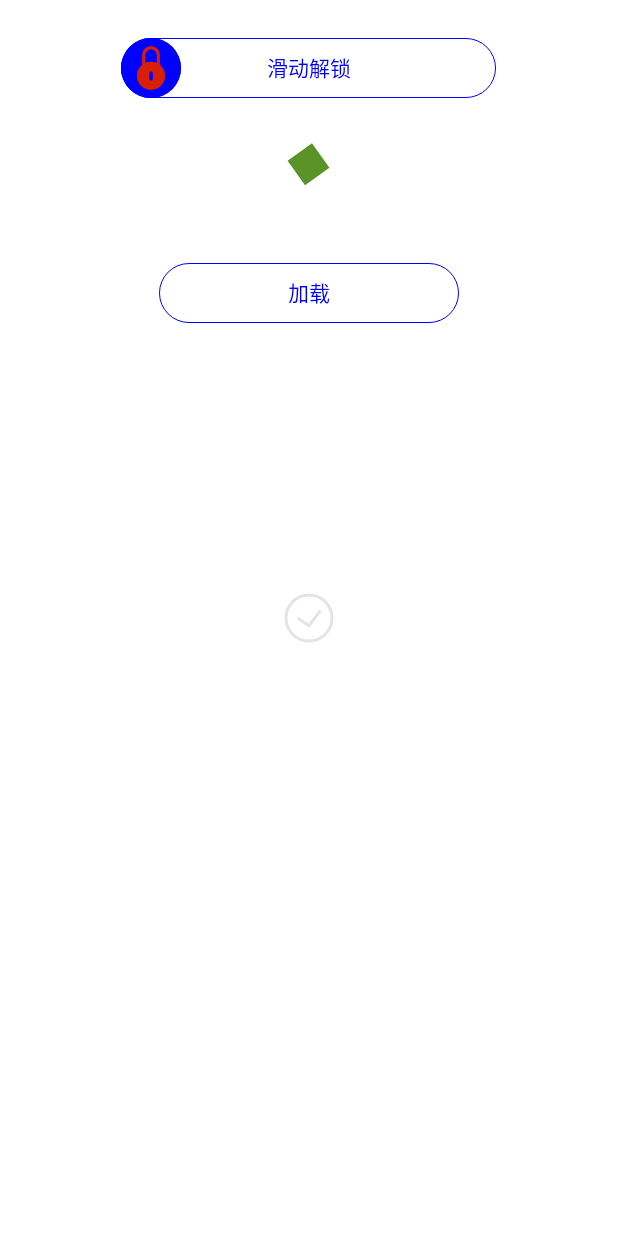
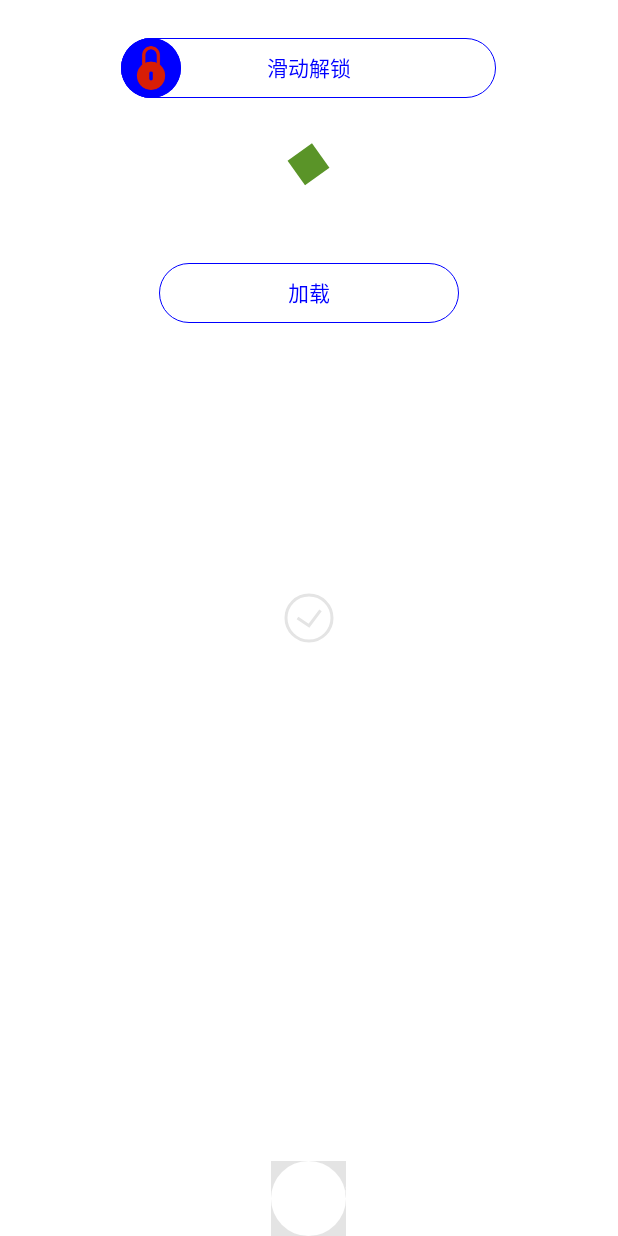
Before and after one commit to yanjuntext/MyView, an Android app: the screen it shows after launch (MainActivity), on a phone screen of 412 x 824 dp. Run offline under Robolectric (Android 15) with nearby library versions, the phone set to English and light mode, and no system bars.

Commit message:
# 1、增加SlideCloseView 下滑退出当前Activity

```diff
--- a/app/build.gradle
+++ b/app/build.gradle
@@ -41,4 +41,7 @@ dependencies {
     androidTestImplementation 'androidx.test:runner:1.2.0'
     androidTestImplementation 'androidx.test.espresso:espresso-core:3.2.0'
     implementation project(path: ':base')
+
+    //photoView
+    implementation 'com.github.chrisbanes:PhotoView:2.3.0'
 }
--- /dev/null
+++ b/app/src/main/java/com/wyj/widget/VideoShinyView.kt
@@ -0,0 +1,148 @@
+package com.wyj.widget
+
+import android.animation.AnimatorSet
+import android.animation.ValueAnimator
+import android.content.Context
+import android.graphics.*
+import android.util.AttributeSet
+import android.util.TypedValue
+import android.view.View
+import androidx.core.animation.doOnEnd
+
+/**
+ *
+ *@author abc
+ *@time 2020/5/10 14:18
+ */
+class VideoShinyView : View {
+
+    private val DEFAULT_SIZE = 80f
+
+    private var mBitmap: Bitmap? = null
+    private var mBitmapCanvas: Canvas? = null
+    private val mPaint by lazy {
+        Paint().also {
+            it.isAntiAlias = true
+//        it.color = Color.RED
+            it.color = Color.parseColor("#E4E4E4")
+            it.style = Paint.Style.FILL
+        }
+
+    }
+    private val msPaint by lazy {
+        Paint().also {
+            it.isAntiAlias = true
+//        it.color = Color.RED
+            it.color = Color.argb(255, 255, 255, 255)
+            it.style = Paint.Style.FILL
+        }
+
+    }
+    private val mCPaint by lazy {
+        Paint().also {
+            it.isAntiAlias = true
+            it.color = Color.WHITE
+            it.style = Paint.Style.FILL
+        }
+    }
+
+    private var mRatate = 0f
+    private var mTrans = 0f
+    private val mRectAnimator by lazy {
+        ValueAnimator.ofFloat(0f, 1f).apply {
+            duration = 1500L
+            addUpdateListener {
+                mRatate = 180 * it.animatedValue as Float
+
+                invalidate()
+            }
+        }
+    }
+    private val mAddRotateAnimator by lazy {
+        ValueAnimator.ofFloat(1f, 0f).apply {
+            duration = 1500L
+            addUpdateListener {
+                mRatate = 180 * it.animatedValue as Float
+                invalidate()
+            }
+        }
+    }
+
+    private val mAnimatorSet by lazy {
+        AnimatorSet().apply {
+            play(mRectAnimator).before(mAddRotateAnimator)
+        }.apply {
+            doOnEnd {
+                start()
+            }
+        }
+    }
+
+
+    constructor(context: Context) : super(context, null)
+    constructor(context: Context, attrs: AttributeSet?) : super(context, attrs, 0)
+    constructor(context: Context, attrs: AttributeSet, defStyle: Int) : super(
+        context,
+        attrs,
+        defStyle
+    )
+
+    override fun onMeasure(widthMeasureSpec: Int, heightMeasureSpec: Int) {
+        val width = if (MeasureSpec.getMode(widthMeasureSpec) != MeasureSpec.EXACTLY) {
+            MeasureSpec.makeMeasureSpec(
+                TypedValue.applyDimension(
+                    TypedValue.COMPLEX_UNIT_DIP,
+                    DEFAULT_SIZE,
+                    resources.displayMetrics
+                ).toInt(), MeasureSpec.EXACTLY
+            )
+        } else widthMeasureSpec
+        val height = if (MeasureSpec.getMode(heightMeasureSpec) != MeasureSpec.EXACTLY) {
+            MeasureSpec.makeMeasureSpec(
+                TypedValue.applyDimension(
+                    TypedValue.COMPLEX_UNIT_DIP,
+                    DEFAULT_SIZE,
+                    resources.displayMetrics
+                ).toInt(), MeasureSpec.EXACTLY
+            )
+        } else heightMeasureSpec
+        setMeasuredDimension(width, height)
+    }
+
+    override fun onSizeChanged(w: Int, h: Int, oldw: Int, oldh: Int) {
+        super.onSizeChanged(w, h, oldw, oldh)
+        mBitmap = Bitmap.createBitmap(width, height, Bitmap.Config.ARGB_8888).also {
+            mBitmapCanvas = Canvas(it)
+        }
+        mPaint.xfermode = PorterDuffXfermode(PorterDuff.Mode.SRC_IN)
+    }
+
+
+    override fun onDraw(canvas: Canvas?) {
+        super.onDraw(canvas)
+        canvas?.let {
+
+
+            it.drawCircle(width / 2f, height / 2f, width / 2f, mCPaint)
+            it.save()
+            it.rotate(180f - mRatate, width.toFloat(), height / 2f)
+            mBitmap?.let { bitmap ->
+                it.drawBitmap(bitmap, 0f, 0f, msPaint)
+            }
+            mBitmapCanvas?.drawCircle(width / 2f, height / 2f, width / 2f, msPaint)
+            mBitmapCanvas?.drawCircle(width / 2f, height / 2f, width / 2f, mPaint)
+            it.restore()
+
+        }
+    }
+
+    override fun onAttachedToWindow() {
+        super.onAttachedToWindow()
+        mAnimatorSet.start()
+    }
+
+    private fun start() {
+        mAnimatorSet.start()
+    }
+
+}
--- a/app/src/main/java/com/wyj/widget/MainActivity.kt
+++ b/app/src/main/java/com/wyj/widget/activity/MainActivity.kt
@@ -1,7 +1,9 @@
-package com.wyj.widget
+package com.wyj.widget.activity
 
+import android.content.Intent
 import androidx.appcompat.app.AppCompatActivity
 import android.os.Bundle
+import com.wyj.widget.R
 import kotlinx.android.synthetic.main.activity_main.*
 
 class MainActivity : AppCompatActivity() {
@@ -13,7 +15,9 @@ class MainActivity : AppCompatActivity() {
 //        dl_load.start()
         load_btn.setOnClickListener {
             load_btn.startLoad()
+            startActivity(Intent(this,SlideActivity::class.java))
         }
+
     }
 
 
--- a/app/src/main/res/layout/activity_main.xml
+++ b/app/src/main/res/layout/activity_main.xml
@@ -5,7 +5,7 @@
     android:layout_width="match_parent"
     android:layout_height="match_parent"
     android:background="#FFFFFF"
-    tools:context=".MainActivity">
+    tools:context=".activity.MainActivity">
 
 
     <com.wyj.widget.SlideButton
@@ -56,6 +56,12 @@
         android:layout_centerHorizontal="true"
         android:text="@string/load"/>
 
+    <com.wyj.widget.VideoShinyView
+        android:layout_width="@dimen/dimen_50"
+        android:layout_height="@dimen/dimen_50"
+        android:background="#E4E4E4"
+        android:layout_centerHorizontal="true"
+        android:layout_alignParentBottom="true"/>
 
 
 </RelativeLayout>
--- a/app/src/main/res/values/styles.xml
+++ b/app/src/main/res/values/styles.xml
@@ -15,6 +15,16 @@
         <item name="android:windowIsTranslucent">true</item>
         <item name="android:windowBackground">@android:color/transparent</item>
     </style>
+
+
+    <style name="SlideCloseTheme" parent="AppTheme">
+        <item name="windowNoTitle">true</item>
+        <item name="android:windowFullscreen">?android:windowNoTitle</item>
+        <item name="android:windowIsTranslucent">true</item>
+        <item name="android:windowBackground">@android:color/transparent</item>
+        <item name="android:windowNoTitle">true</item>
+    </style>
+
 
     <style name="SDialog" parent="Theme.AppCompat.Light.Dialog">
         <!--背景颜色及和透明程度-->
```
Also changed, not shown: app/src/main/AndroidManifest.xml (+10 -3 lines), app/src/main/java/com/wyj/widget/SlideCloseLayout.kt (added, +144 -0 lines), app/src/main/java/com/wyj/widget/activity/SlideActivity.kt (added, +32 -0 lines), app/src/main/java/com/wyj/widget/adapter/SlideVpAdapter.kt (added, +39 -0 lines), app/src/main/res/layout/activity_slide.xml (added, +16 -0 lines), app/src/main/res/layout/adapter_image.xml (added, +12 -0 lines), build.gradle (+10 -1 lines), app/src/main/res/drawable-xhdpi/ic_1.jpg (added), app/src/main/res/drawable-xhdpi/ic_2.jpg (added), app/src/main/res/drawable-xhdpi/ic_3.jpg (added), app/src/main/res/drawable-xhdpi/ic_4.jpg (added).
